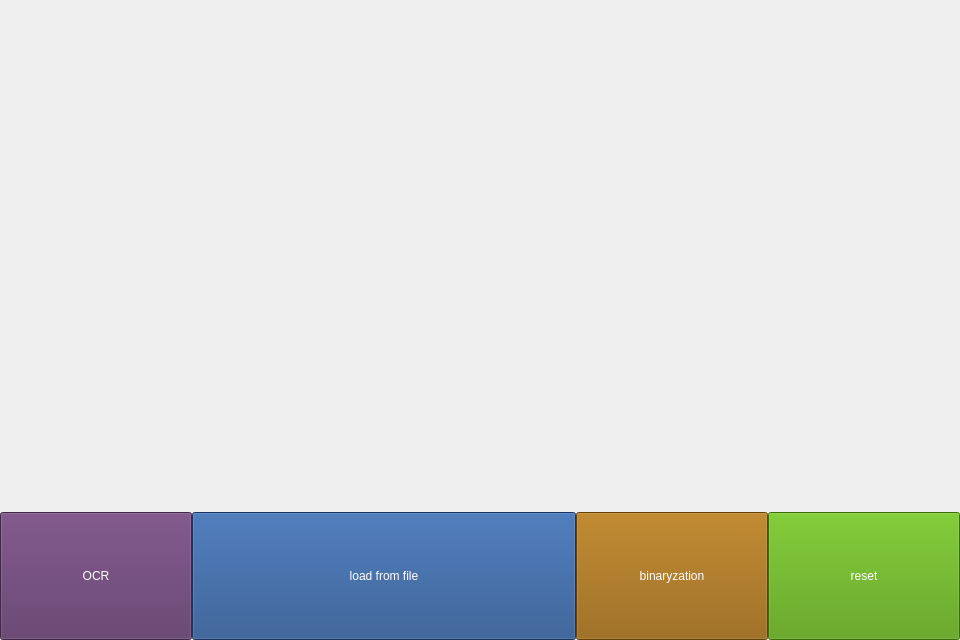
Above: app/ui/image_widget.ui from xuguodong1999/COCR before the change. Below: the same form after it.
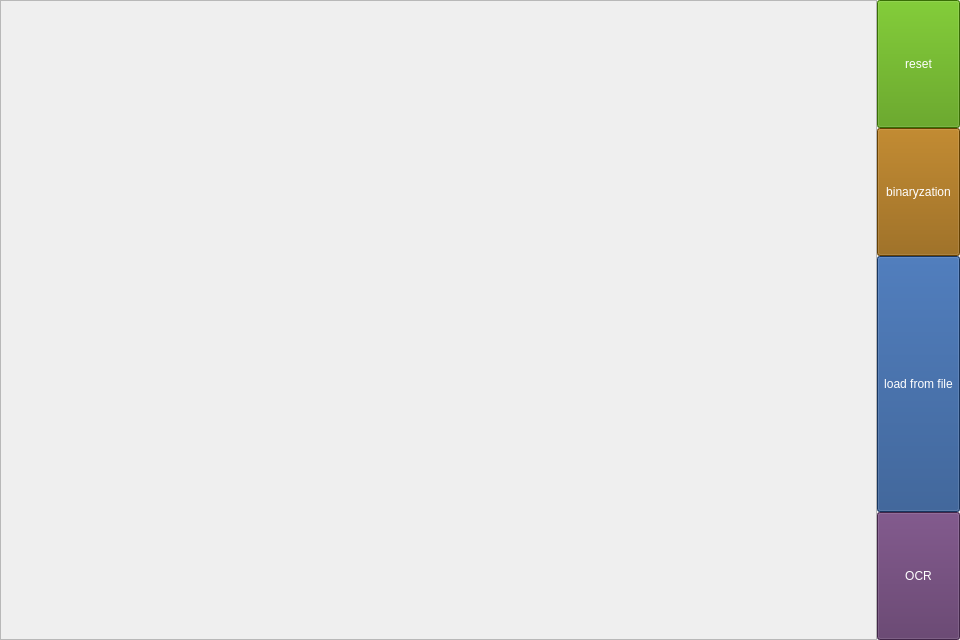
That is the form after the change.

```diff
--- a/app/ui/image_widget.ui
+++ b/app/ui/image_widget.ui
@@ -13,7 +13,7 @@
         <property name="windowTitle">
             <string>Image Loader</string>
         </property>
-        <layout class="QVBoxLayout" name="verticalLayout" stretch="4,1">
+        <layout class="QHBoxLayout" name="horizontalLayout" stretch="20,1">
             <property name="spacing">
                 <number>0</number>
             </property>
@@ -31,6 +31,12 @@
             </property>
             <item>
                 <widget class="QLabel" name="display_label">
+                    <property name="frameShape">
+                        <enum>QFrame::StyledPanel</enum>
+                    </property>
+                    <property name="frameShadow">
+                        <enum>QFrame::Raised</enum>
+                    </property>
                     <property name="text">
                         <string/>
                     </property>
@@ -40,7 +46,7 @@
                 </widget>
             </item>
             <item>
-                <layout class="QHBoxLayout" name="img_layout" stretch="1,2,1,1">
+                <layout class="QVBoxLayout" name="verticalLayout" stretch="1,1,2,1">
                     <property name="spacing">
                         <number>0</number>
                     </property>
@@ -56,60 +62,6 @@
                     <property name="bottomMargin">
                         <number>0</number>
                     </property>
-                    <item>
-                        <widget class="QToolButton" name="ocr_btn">
-                            <property name="sizePolicy">
-                                <sizepolicy hsizetype="Preferred" vsizetype="Preferred">
-                                    <horstretch>0</horstretch>
-                                    <verstretch>0</verstretch>
-                                </sizepolicy>
-                            </property>
-                            <property name="styleSheet">
-                                <string notr="true">background-color: rgb(92, 53, 102);
-                                    color: rgb(255, 255, 255);
-                                </string>
-                            </property>
-                            <property name="text">
-                                <string>OCR</string>
-                            </property>
-                        </widget>
-                    </item>
-                    <item>
-                        <widget class="QToolButton" name="load_btn">
-                            <property name="sizePolicy">
-                                <sizepolicy hsizetype="Preferred" vsizetype="Preferred">
-                                    <horstretch>0</horstretch>
-                                    <verstretch>0</verstretch>
-                                </sizepolicy>
-                            </property>
-                            <property name="styleSheet">
-                                <string notr="true">background-color: rgb(32, 74, 135);
-                                    color: rgb(255, 255, 255);
-                                </string>
-                            </property>
-                            <property name="text">
-                                <string>load from file</string>
-                            </property>
-                        </widget>
-                    </item>
-                    <item>
-                        <widget class="QToolButton" name="bin_btn">
-                            <property name="sizePolicy">
-                                <sizepolicy hsizetype="Preferred" vsizetype="Preferred">
-                                    <horstretch>0</horstretch>
-                                    <verstretch>0</verstretch>
-                                </sizepolicy>
-                            </property>
-                            <property name="styleSheet">
-                                <string notr="true">background-color: rgb(143, 89, 2);
-                                    color: rgb(255, 255, 255);
-                                </string>
-                            </property>
-                            <property name="text">
-                                <string>binaryzation</string>
-                            </property>
-                        </widget>
-                    </item>
                     <item>
                         <widget class="QToolButton" name="reset_btn">
                             <property name="sizePolicy">
@@ -128,6 +80,60 @@
                             </property>
                         </widget>
                     </item>
+                    <item>
+                        <widget class="QToolButton" name="bin_btn">
+                            <property name="sizePolicy">
+                                <sizepolicy hsizetype="Preferred" vsizetype="Preferred">
+                                    <horstretch>0</horstretch>
+                                    <verstretch>0</verstretch>
+                                </sizepolicy>
+                            </property>
+                            <property name="styleSheet">
+                                <string notr="true">background-color: rgb(143, 89, 2);
+                                    color: rgb(255, 255, 255);
+                                </string>
+                            </property>
+                            <property name="text">
+                                <string>binaryzation</string>
+                            </property>
+                        </widget>
+                    </item>
+                    <item>
+                        <widget class="QToolButton" name="load_btn">
+                            <property name="sizePolicy">
+                                <sizepolicy hsizetype="Preferred" vsizetype="Preferred">
+                                    <horstretch>0</horstretch>
+                                    <verstretch>0</verstretch>
+                                </sizepolicy>
+                            </property>
+                            <property name="styleSheet">
+                                <string notr="true">background-color: rgb(32, 74, 135);
+                                    color: rgb(255, 255, 255);
+                                </string>
+                            </property>
+                            <property name="text">
+                                <string>load from file</string>
+                            </property>
+                        </widget>
+                    </item>
+                    <item>
+                        <widget class="QToolButton" name="ocr_btn">
+                            <property name="sizePolicy">
+                                <sizepolicy hsizetype="Preferred" vsizetype="Preferred">
+                                    <horstretch>0</horstretch>
+                                    <verstretch>0</verstretch>
+                                </sizepolicy>
+                            </property>
+                            <property name="styleSheet">
+                                <string notr="true">background-color: rgb(92, 53, 102);
+                                    color: rgb(255, 255, 255);
+                                </string>
+                            </property>
+                            <property name="text">
+                                <string>OCR</string>
+                            </property>
+                        </widget>
+                    </item>
                 </layout>
             </item>
         </layout>
```
